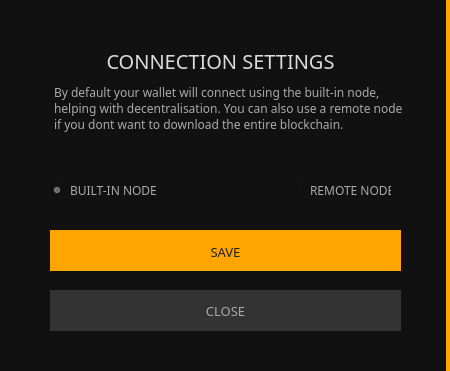
ConcealNetwork/conceal-desktop, file src/gui/ui/nodesettings.ui: the form before one commit.
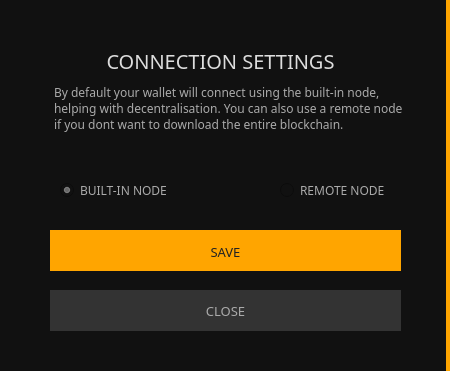
The form after the commit.

Commit message: width adjustments

The edit to the form file:
```diff
--- a/src/gui/ui/nodesettings.ui
+++ b/src/gui/ui/nodesettings.ui
@@ -91,9 +91,9 @@
    <widget class="QRadioButton" name="radioButton">
     <property name="geometry">
      <rect>
-      <x>290</x>
+      <x>280</x>
       <y>180</y>
-      <width>101</width>
+      <width>111</width>
       <height>21</height>
      </rect>
     </property>
@@ -115,7 +115,7 @@
    <widget class="QRadioButton" name="radioButton_2">
     <property name="geometry">
      <rect>
-      <x>50</x>
+      <x>60</x>
       <y>180</y>
       <width>121</width>
       <height>21</height>
```
The commit also changes 1 other file.
